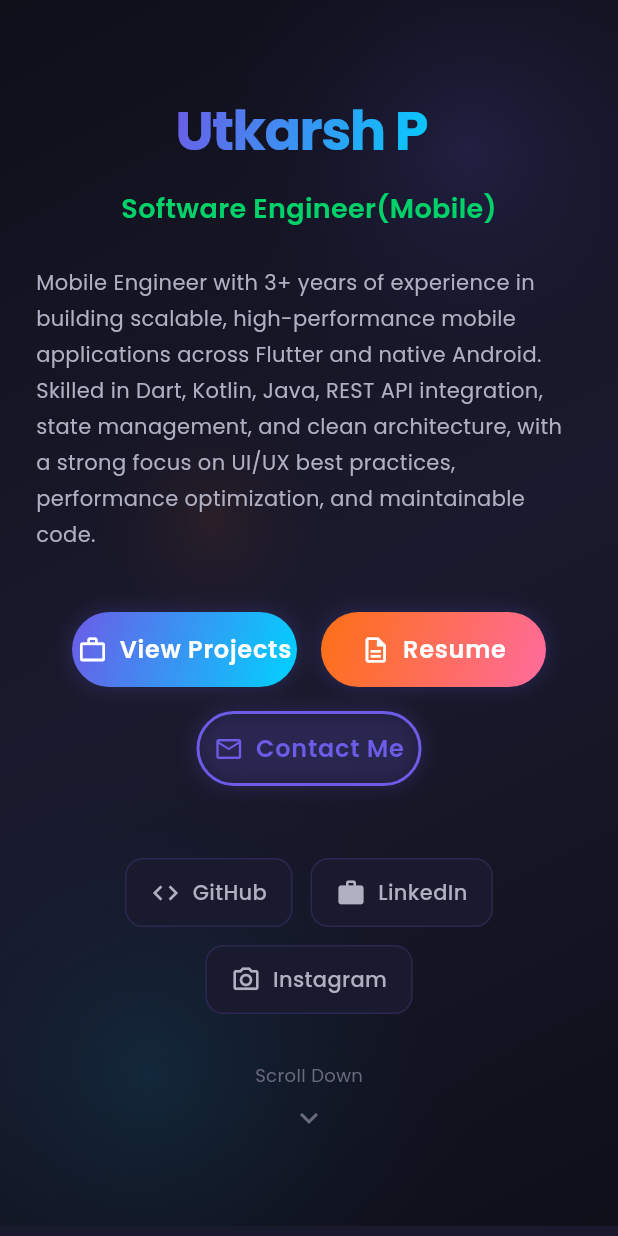
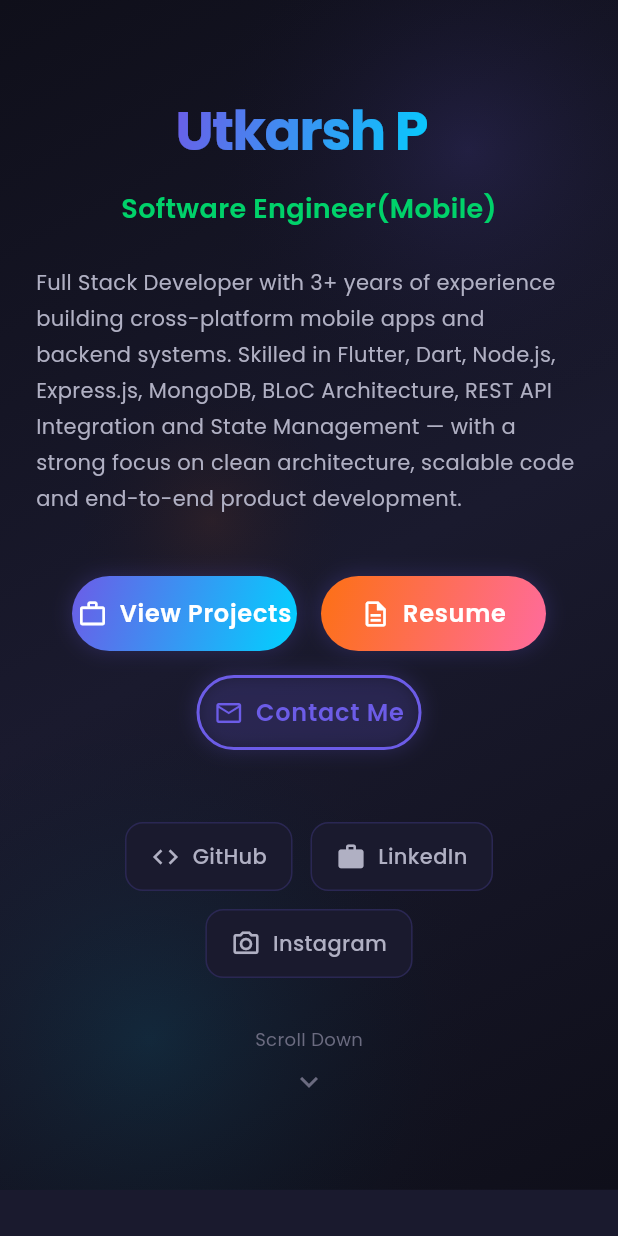
Before and after one commit to Utkarsh-Parekh/Utkarsh-Parekh-Portfolio, a Flutter app: the first screen one second after launch, on a phone screen of 412 x 824 dp. Run offline on Flutter 3.47's test engine with Material 3 defaults, Android fonts, the phone set to English and light mode, and no system bars; drawn by our look-alikes of flutter_animate; our stand-ins replace google_fonts.

Commit message:
Modified the Summary

```diff
--- a/lib/data/constants.dart
+++ b/lib/data/constants.dart
@@ -14,8 +14,7 @@ class ProfileData {
     defaultValue: '',
   );
 
-  static const String bio = '''Mobile Engineer with 3+ years of experience in building scalable, high-performance mobile applications across Flutter and native Android. Skilled in Dart, Kotlin, Java, REST API integration, state management, and clean architecture, with a strong focus on UI/UX best practices, performance optimization, and maintainable code.''';
-
+  static const String bio = """ Full Stack Developer with 3+ years of experience building cross-platform mobile apps and backend systems. Skilled in Flutter, Dart, Node.js, Express.js, MongoDB, BLoC Architecture, REST API Integration and State Management — with a strong focus on clean architecture, scalable code and end-to-end product development.  """;
   static const String githubUrl = String.fromEnvironment(
     EnvKeys.profileGithubUrl,
     defaultValue: '',
```
